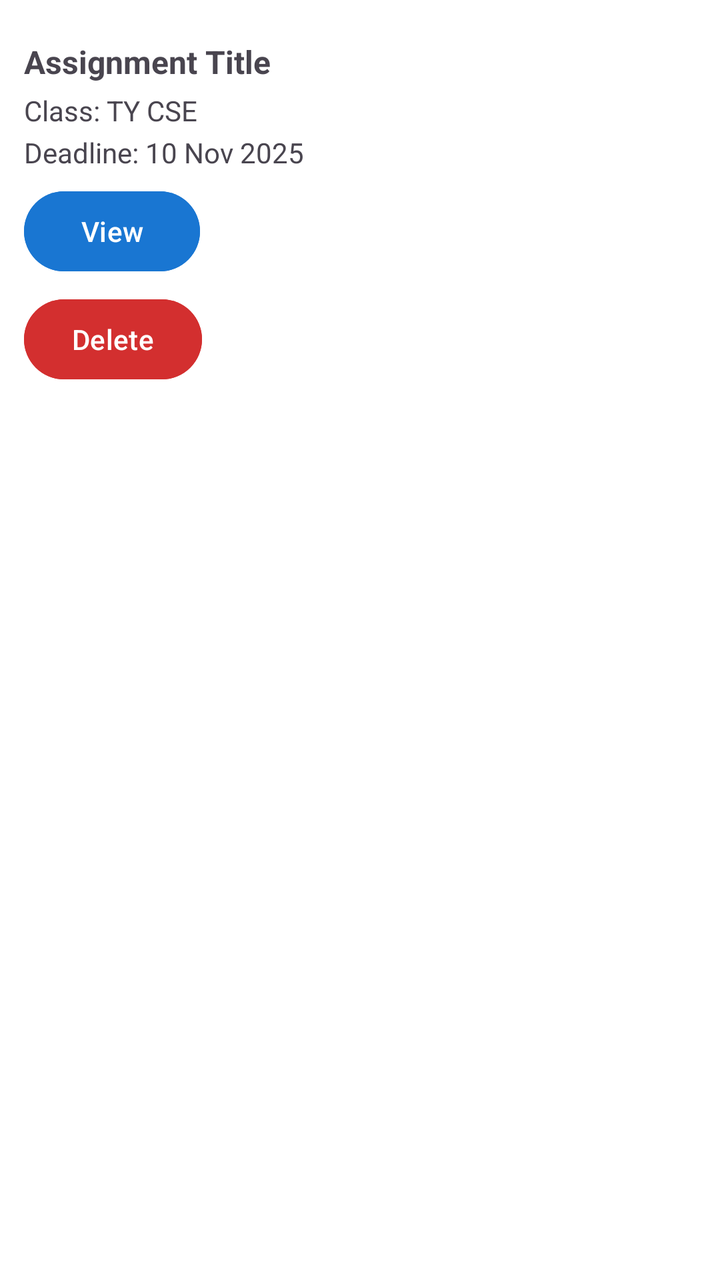
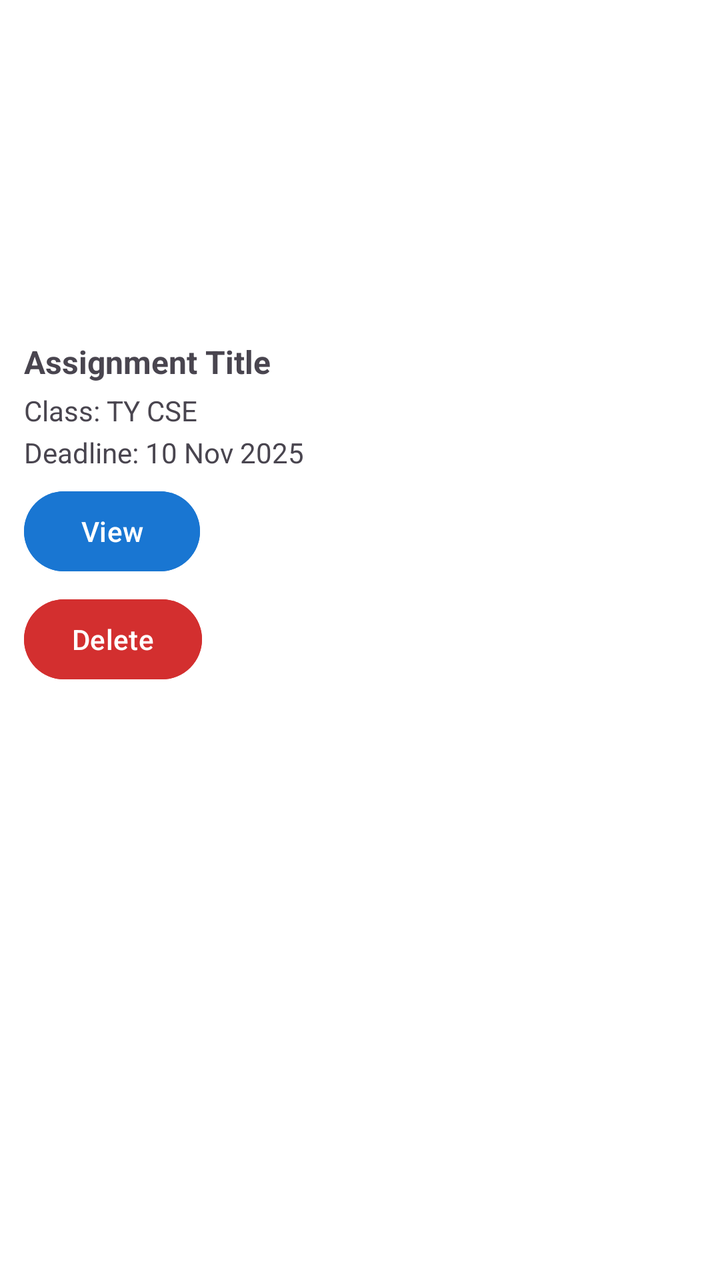

Compare the two renders of this Android layout. The source of the first and the diff that turns it into the second are given below.
<!-- AndroidManifest.xml: application theme Theme.StudySphere -->
<!-- res/layout/item_assignment.xml -->
<?xml version="1.0" encoding="utf-8"?>
<LinearLayout xmlns:android="http://schemas.android.com/apk/res/android"
    android:layout_width="match_parent"
    android:layout_height="wrap_content"
    android:orientation="vertical"
    android:padding="12dp"
    android:background="@android:color/white"
    android:layout_marginBottom="8dp"
    android:elevation="2dp">

    
    <ImageView
        android:id="@+id/imgAssignment"
        android:layout_width="match_parent"
        android:layout_height="150dp"
        android:scaleType="centerCrop"
        android:background="#E0E0E0"
        android:visibility="gone"/>

    
    <TextView
        android:id="@+id/txtTitle"
        android:layout_width="match_parent"
        android:layout_height="wrap_content"
        android:text="Assignment Title"
        android:textStyle="bold"
        android:textSize="16sp"
        android:layout_marginTop="8dp"/>

    
    <TextView
        android:id="@+id/txtClass"
        android:layout_width="match_parent"
        android:layout_height="wrap_content"
        android:text="Class: TY CSE"
        android:layout_marginTop="4dp"/>

    
    <TextView
        android:id="@+id/txtDeadline"
        android:layout_width="match_parent"
        android:layout_height="wrap_content"
        android:text="Deadline: 10 Nov 2025"
        android:layout_marginTop="2dp"/>
    <Button
        android:id="@+id/btnView"
        android:layout_width="wrap_content"
        android:layout_height="wrap_content"
        android:text="View"
        android:layout_marginTop="6dp"
        android:backgroundTint="#1976D2"
        android:textColor="@android:color/white"/>

    
    <Button
        android:id="@+id/btnDelete"
        android:layout_width="wrap_content"
        android:layout_height="wrap_content"
        android:text="Delete"
        android:layout_marginTop="6dp"
        android:backgroundTint="#D32F2F"
        android:textColor="@android:color/white"/>

</LinearLayout>
<!-- resources referenced by this layout -->
<resources>
  <style name="Theme.StudySphere" parent="Base.Theme.StudySphere" />
  <style name="Base.Theme.StudySphere" parent="Theme.Material3.DayNight.NoActionBar">
          
          
      </style>
</resources>

<!-- the commit's change to res/layout/item_assignment.xml (unified diff, before → after) -->
@@ -13,9 +13,7 @@
         android:id="@+id/imgAssignment"
         android:layout_width="match_parent"
         android:layout_height="150dp"
-        android:scaleType="centerCrop"
-        android:background="#E0E0E0"
-        android:visibility="gone"/>
+        android:scaleType="centerCrop"/>
 
     
     <TextView
